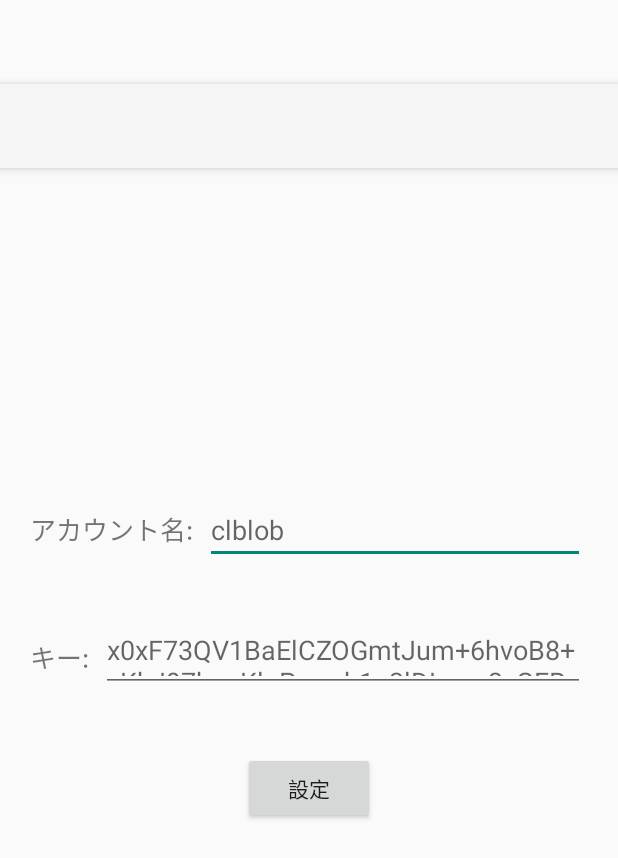
After one commit to 3D-Dev/callrecorder, an Android app: the layout activity_setting_info.xml on its own in the app's theme, with its tools: preview values and no code run, on a phone screen of 412 x 824 dp. The commit adds this screen. Shown: the top 858 px of the screen. Run offline under Robolectric (Android 15) with nearby library versions, the phone set to English and light mode, and no system bars.

Commit message:
10/9 merge

```diff
--- a/app/src/main/AndroidManifest.xml
+++ b/app/src/main/AndroidManifest.xml
@@ -60,6 +60,9 @@
             android:name="com.sasa.callrecorder.activities.SettingsActivity"
             android:label="@string/app_name" />
         <activity
+            android:name="com.sasa.callrecorder.activities.SettingInfoActivity"
+            android:label="@string/app_name" />
+        <activity
             android:name="com.sasa.callrecorder.activities.MainActivity"
             android:configChanges="orientation|keyboardHidden|screenSize"
             android:label="@string/app_name"
--- a/app/src/main/java/com/sasa/callrecorder/services/RecordingService.java
+++ b/app/src/main/java/com/sasa/callrecorder/services/RecordingService.java
@@ -141,7 +141,7 @@ public class RecordingService extends PersistentService implements SharedPrefere
 
     public static boolean isEnabled(Context context) {
         final SharedPreferences shared = PreferenceManager.getDefaultSharedPreferences(context);
-        boolean b = shared.getBoolean(CallApplication.PREFERENCE_CALL, false);
+        boolean b = shared.getBoolean(CallApplication.PREFERENCE_CALL, true);
         if (!Storage.permitted(context, MainActivity.MUST))
             b = false;
         return b;
--- /dev/null
+++ b/app/src/main/res/layout/activity_setting_info.xml
@@ -0,0 +1,77 @@
+<?xml version="1.0" encoding="utf-8"?>
+<android.support.design.widget.CoordinatorLayout xmlns:android="http://schemas.android.com/apk/res/android"
+    xmlns:app="http://schemas.android.com/apk/res-auto"
+    xmlns:tools="http://schemas.android.com/tools"
+    android:layout_width="match_parent"
+    android:layout_height="match_parent"
+    android:fitsSystemWindows="true"
+    tools:context="com.sasa.callrecorder.activities.SettingInfoActivity">
+
+    <android.support.design.widget.AppBarLayout
+        android:layout_width="match_parent"
+        android:layout_height="wrap_content"
+        android:theme="@style/AppThemeLight.AppBarOverlay">
+
+        <android.support.v7.widget.Toolbar
+            android:id="@+id/toolbar"
+            android:layout_width="match_parent"
+            android:layout_height="?attr/actionBarSize"
+            android:background="?attr/colorPrimary"
+            android:theme="@style/AppThemeLight.AppBarOverlay"
+            app:popupTheme="@style/AppThemeLight.PopupOverlay" />
+    </android.support.design.widget.AppBarLayout>
+    <LinearLayout
+        android:layout_width="match_parent"
+        android:layout_height="wrap_content"
+        android:layout_gravity="center"
+        android:orientation="vertical">
+        <LinearLayout
+            android:layout_width="match_parent"
+            android:layout_height="wrap_content"
+            android:layout_marginLeft="20dp"
+            android:layout_marginRight="22dp"
+            android:orientation="horizontal">
+            <TextView
+                android:layout_width="wrap_content"
+                android:layout_height="wrap_content"
+                android:text="アカウント名:  "
+                android:textSize="17sp"/>
+            <EditText
+                android:id="@+id/storageID"
+                android:layout_width="match_parent"
+                android:layout_height="45dp"
+                android:hint="clblob"/>
+        </LinearLayout>
+
+        <LinearLayout
+            android:layout_width="match_parent"
+            android:layout_height="wrap_content"
+            android:orientation="horizontal"
+            android:layout_marginLeft="20dp"
+            android:layout_marginRight="22dp"
+            android:layout_marginTop="40dp">
+            <TextView
+                android:layout_width="wrap_content"
+                android:layout_height="wrap_content"
+                android:text="キー:  "
+                android:textSize="17sp"/>
+            <EditText
+                android:id="@+id/storageKey"
+                android:layout_width="match_parent"
+                android:layout_height="45dp"
+                android:hint="x0xF73QV1BaElCZOGmtJum+6hvoB8+yKkJ97hcnKloPmmb1+3lDLqeq3yGEBoipeFf3NK5K+cXU6JMACRVVQbg=="/>
+        </LinearLayout>
+
+        <Button
+            android:id="@+id/settingInfo"
+            android:layout_width="wrap_content"
+            android:layout_height="wrap_content"
+            android:layout_marginTop="40dp"
+            android:text="設定"
+            android:layout_gravity="center"/>
+    </LinearLayout>
+
+
+
+
+</android.support.design.widget.CoordinatorLayout>
--- a/app/src/main/res/menu/menu_main.xml
+++ b/app/src/main/res/menu/menu_main.xml
@@ -26,4 +26,9 @@
         android:orderInCategory="500"
         android:title="@string/call_recording"
         app:showAsAction="never" />
+    <item
+        android:id="@+id/action_setting_info"
+        android:orderInCategory="600"
+        android:title="@string/action_settings"
+        app:showAsAction="never" />
 </menu>
```
Also changed, not shown: app/src/main/java/com/sasa/callrecorder/activities/MainActivity.java (+23 -123 lines), app/src/main/java/com/sasa/callrecorder/activities/SettingInfoActivity.java (added, +115 -0 lines), app/src/main/java/com/sasa/callrecorder/app/Storage.java (+9 -1 lines).
